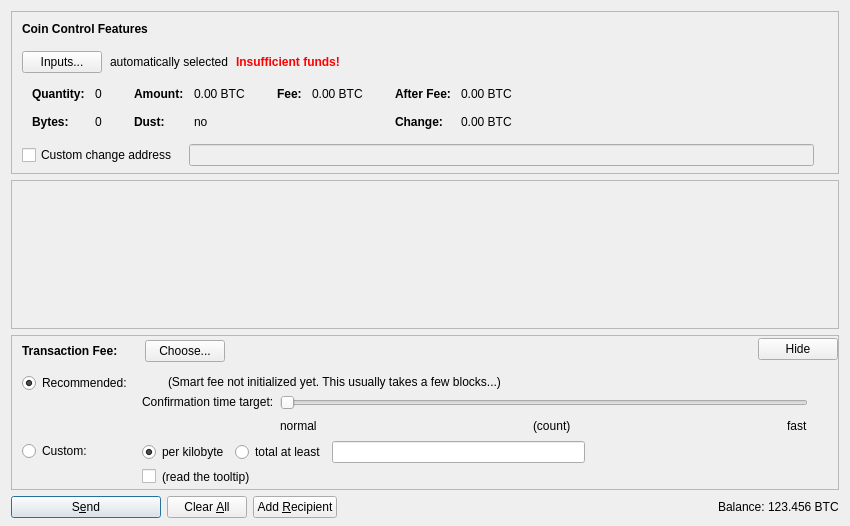
Qt form src/qt/forms/sendcoinsdialog.ui (cryptozeny/anzucoin-0.14.2) before a commit.
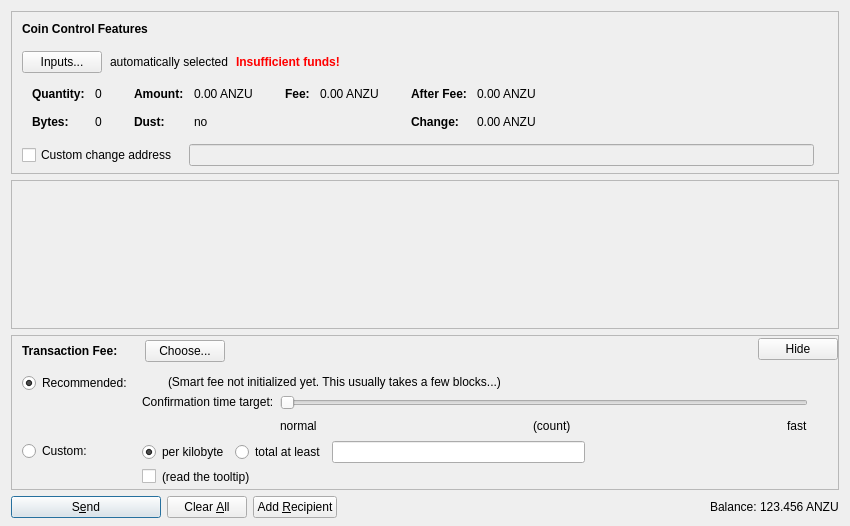
The same form after that commit. Icons and pictures are not drawn. Custom widgets are drawn as their Qt base class.

Commit message: git grep -l 'BTC' | xargs sed -i 's/BTC/ANZU/g'

The edit to the form file:
```diff
--- a/src/qt/forms/sendcoinsdialog.ui
+++ b/src/qt/forms/sendcoinsdialog.ui
@@ -324,7 +324,7 @@
                   <enum>Qt::ActionsContextMenu</enum>
                  </property>
                  <property name="text">
-                  <string notr="true">0.00 BTC</string>
+                  <string notr="true">0.00 ANZU</string>
                  </property>
                  <property name="textInteractionFlags">
                   <set>Qt::LinksAccessibleByMouse|Qt::TextSelectableByKeyboard|Qt::TextSelectableByMouse</set>
@@ -404,7 +404,7 @@
                   <enum>Qt::ActionsContextMenu</enum>
                  </property>
                  <property name="text">
-                  <string notr="true">0.00 BTC</string>
+                  <string notr="true">0.00 ANZU</string>
                  </property>
                  <property name="textInteractionFlags">
                   <set>Qt::LinksAccessibleByMouse|Qt::TextSelectableByKeyboard|Qt::TextSelectableByMouse</set>
@@ -455,7 +455,7 @@
                   <enum>Qt::ActionsContextMenu</enum>
                  </property>
                  <property name="text">
-                  <string notr="true">0.00 BTC</string>
+                  <string notr="true">0.00 ANZU</string>
                  </property>
                  <property name="textInteractionFlags">
                   <set>Qt::LinksAccessibleByMouse|Qt::TextSelectableByKeyboard|Qt::TextSelectableByMouse</set>
@@ -484,7 +484,7 @@
                   <enum>Qt::ActionsContextMenu</enum>
                  </property>
                  <property name="text">
-                  <string notr="true">0.00 BTC</string>
+                  <string notr="true">0.00 ANZU</string>
                  </property>
                  <property name="textInteractionFlags">
                   <set>Qt::LinksAccessibleByMouse|Qt::TextSelectableByKeyboard|Qt::TextSelectableByMouse</set>
@@ -1290,7 +1290,7 @@
           <cursorShape>IBeamCursor</cursorShape>
          </property>
          <property name="text">
-          <string notr="true">123.456 BTC</string>
+          <string notr="true">123.456 ANZU</string>
          </property>
          <property name="textInteractionFlags">
           <set>Qt::LinksAccessibleByMouse|Qt::TextSelectableByKeyboard|Qt::TextSelectableByMouse</set>
```
The commit also changes 48 other files.
